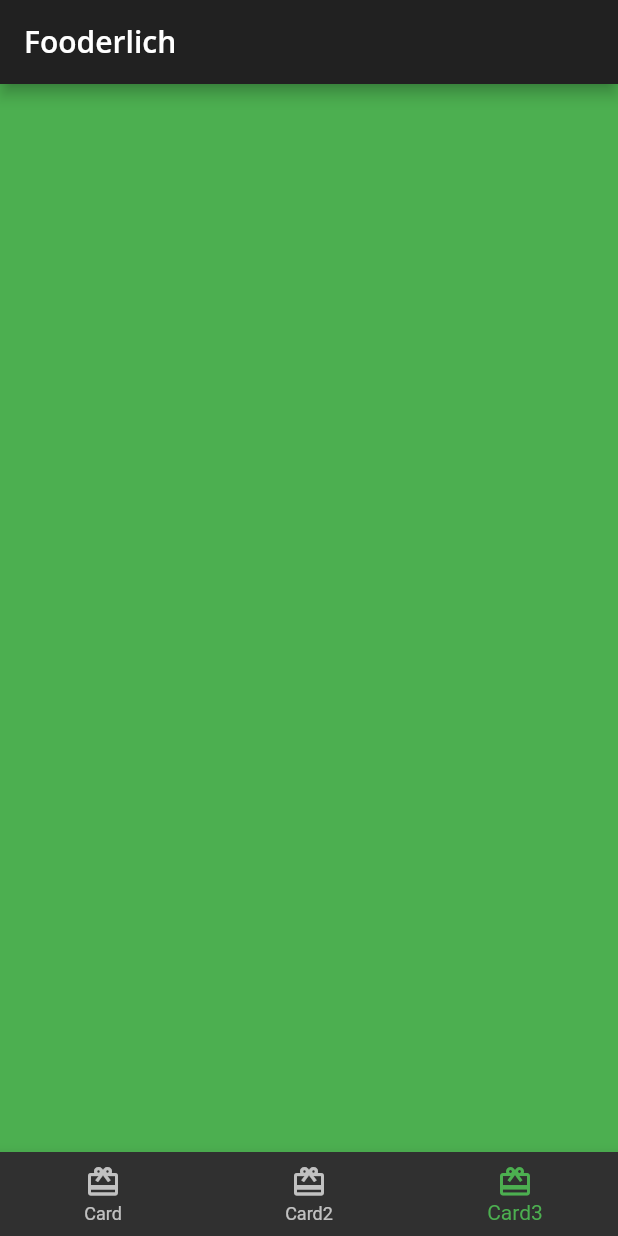
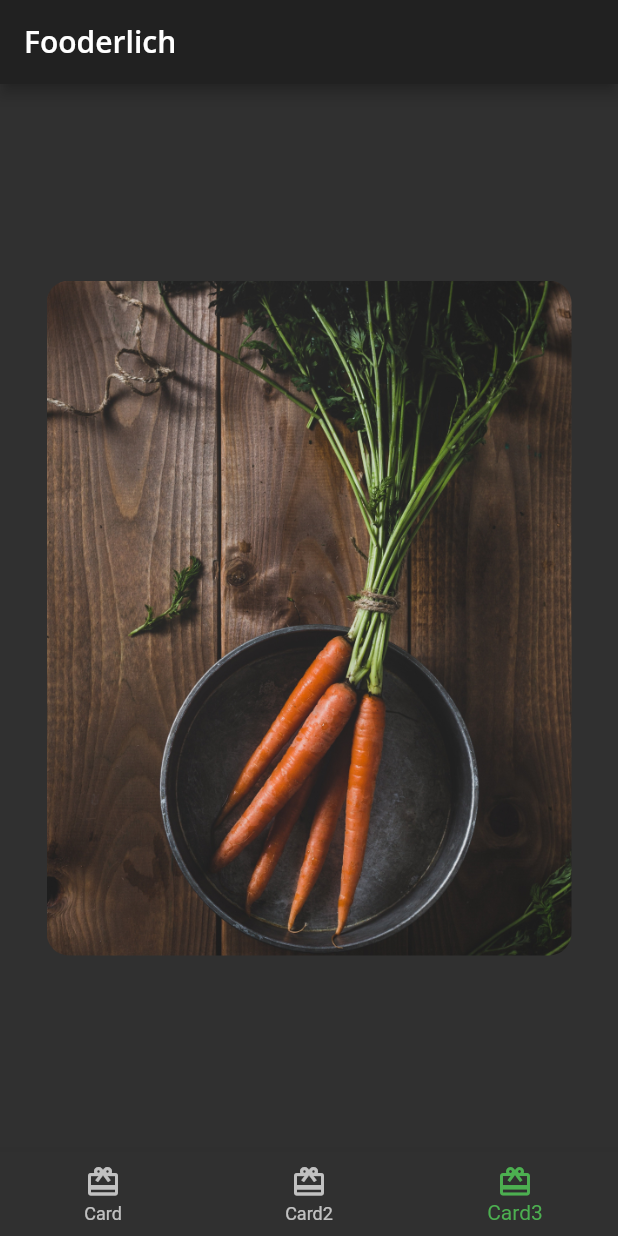
Before and after one commit to thezxdev/flutter_basic_widgets, a Flutter app: the screen it shows after launch, item 3 of the bottom bar chosen, on a phone screen of 412 x 824 dp. Run offline on Flutter 3.47's test engine with Material 2 defaults, Android fonts, the phone set to English and light mode, and no system bars; our stand-ins replace google_fonts.

Commit message:
Creacion del card3

```diff
--- /dev/null
+++ b/lib/card3.dart
@@ -0,0 +1,31 @@
+import 'package:flutter/material.dart';
+
+class Card3 extends StatelessWidget {
+  const Card3({super.key});
+
+  @override
+  Widget build(BuildContext context) {
+    return Center(
+      child: Container(
+        constraints: const BoxConstraints.expand(
+          width: 350,
+          height: 450,
+        ),
+        decoration: const BoxDecoration(
+          image: DecorationImage(
+            image: AssetImage('assets/mag2.png'),
+            fit: BoxFit.cover,
+          ),
+          borderRadius: BorderRadius.all(Radius.circular(15)),
+        ),
+        child: Stack(
+          children: [
+            // TODO: Add dark overlay BoxDecoration
+            // TODO: Add Container, Column, Icon and Text
+            // TODO: Add Center Widget with Chip Widget children
+          ],
+        ),
+      ),
+    );
+  }
+}
--- a/lib/home.dart
+++ b/lib/home.dart
@@ -1,6 +1,7 @@
 import 'package:flutter/material.dart';
 import 'package:fooderlich/card1.dart';
 import 'package:fooderlich/card2.dart';
+import 'package:fooderlich/card3.dart';
 
 class Home extends StatefulWidget {
 
@@ -14,12 +15,10 @@ class _HomeState extends State<Home> {
 
   int _selectedIndex = 0;
 
-  static List<Widget> pages = [
-    const Card1(),
-    const Card2(),
-    Container(color: Colors.green),
-    // TODO: Replace with card 3
-    Container(color: Colors.blue),
+  static List<Widget> pages = const [
+    Card1(),
+    Card2(),
+    Card3(),
   ];
 
   void _onItemTapped(int index) {
```
